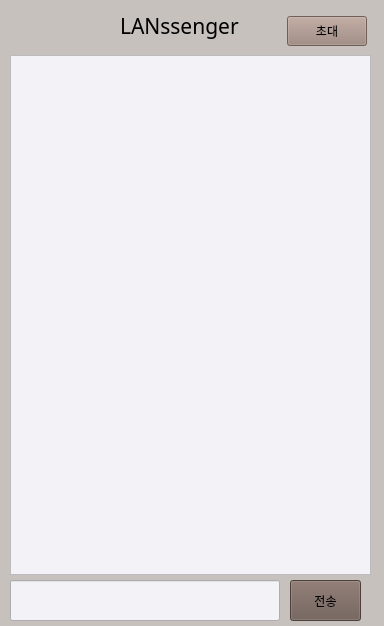
TaehyunJeon0203/lanssenger, file src/client/gui/groupchatwindow.ui: the form before one commit.
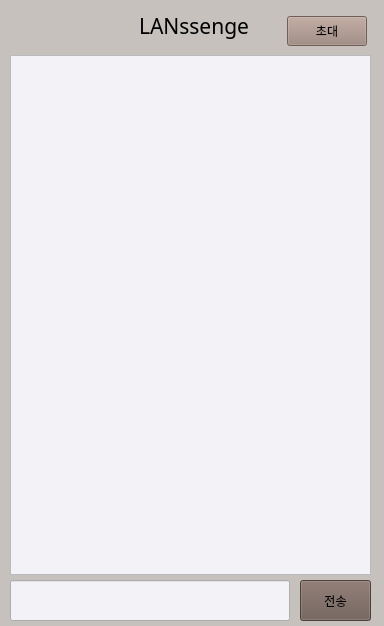
The form after the commit.

Commit message: Design: 전송창 크기 변경, 영어 글꼴 변경

```diff
--- a/src/client/gui/groupchatwindow.ui
+++ b/src/client/gui/groupchatwindow.ui
@@ -52,7 +52,7 @@
     <rect>
      <x>10</x>
      <y>580</y>
-     <width>270</width>
+     <width>280</width>
      <height>41</height>
     </rect>
    </property>
@@ -64,7 +64,7 @@
   <widget class="QPushButton" name="GCSendButton">
    <property name="geometry">
     <rect>
-     <x>290</x>
+     <x>300</x>
      <y>580</y>
      <width>71</width>
      <height>41</height>
@@ -80,15 +80,15 @@
   <widget class="QLabel" name="currentRoomLabel">
    <property name="geometry">
     <rect>
-     <x>120</x>
+     <x>139</x>
      <y>10</y>
-     <width>141</width>
+     <width>111</width>
      <height>31</height>
     </rect>
    </property>
    <property name="font">
     <font>
-     <family>궁서</family>
+     <family>휴먼옛체</family>
      <pointsize>16</pointsize>
     </font>
    </property>
```
The commit also changes 2 other files.
